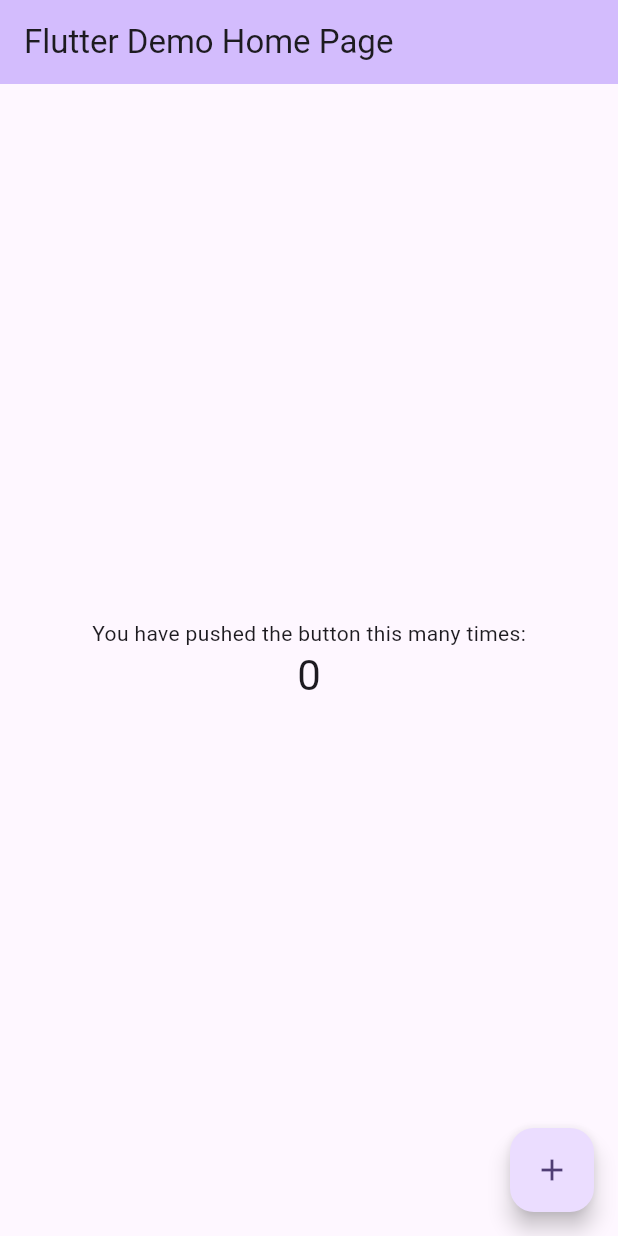
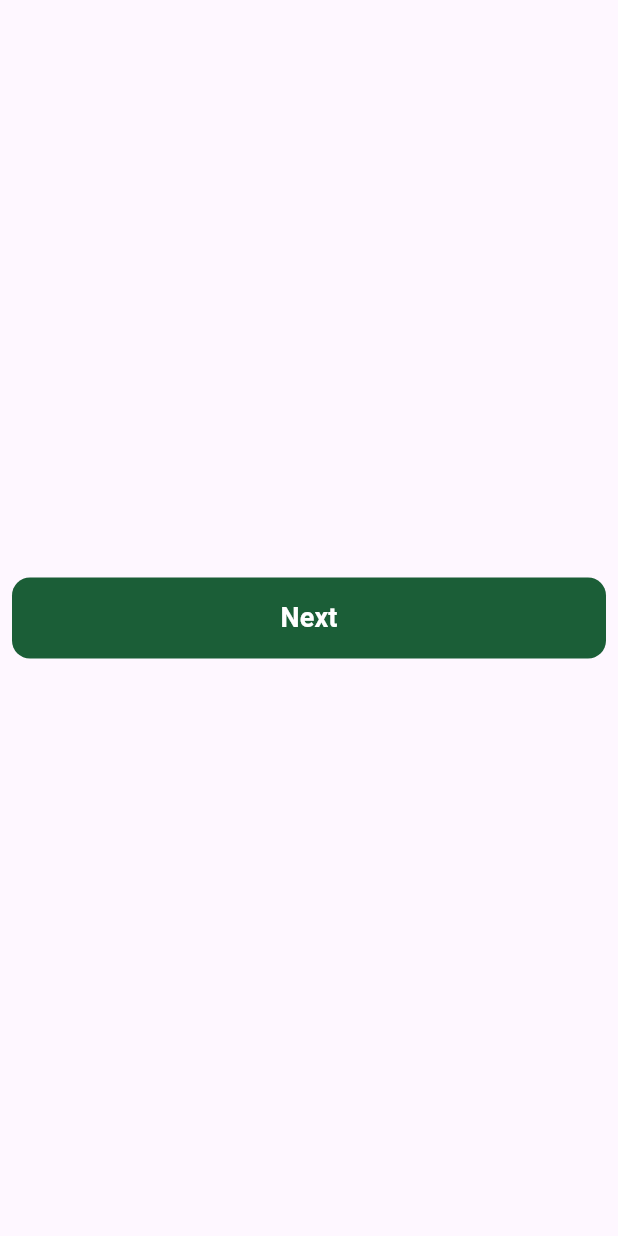
Before and after one commit to karim1430/fruit_hub-_dashboard, a Flutter app: the screen it shows after launch, on a phone screen of 412 x 824 dp. Run offline on Flutter 3.47's test engine with Material 3 defaults, Android fonts, the phone set to English and light mode, and no system bars; our stand-ins replace firebase_core; accounts and stored records are empty; Roboto replaces fonts that are missing (Schyler).

Commit message:
add dash view

```diff
--- /dev/null
+++ b/lib/core/routing/app_router.dart
@@ -0,0 +1,33 @@
+import 'dart:developer';
+
+import 'package:flutter/material.dart';
+import 'package:fruit_hub_dashboard/core/routing/routes.dart';
+import 'package:fruit_hub_dashboard/feature/dashboard/presentation/views/dashboard_view.dart';
+
+class AppRouter {
+  Route? generateRoute(RouteSettings settings) {
+    switch (settings.name) {
+      case Routes.root:
+        return _createRoute(const DashboardView());
+
+      case Routes.homeView:
+        return _createRoute(const Scaffold());
+
+      default:
+        return MaterialPageRoute(
+          builder: (_) =>
+              const Scaffold(body: Center(child: Text('Route not found!'))),
+        );
+    }
+  }
+
+  PageRouteBuilder _createRoute(Widget page) {
+    return PageRouteBuilder(
+      transitionDuration: const Duration(milliseconds: 400),
+      pageBuilder: (context, animation, secondaryAnimation) => page,
+      transitionsBuilder: (context, animation, secondaryAnimation, child) {
+        return FadeTransition(opacity: animation, child: child);
+      },
+    );
+  }
+}
--- /dev/null
+++ b/lib/core/routing/routes.dart
@@ -0,0 +1,11 @@
+class Routes {
+  static const String root = '/';
+  static const String splashScreen = '/splash';
+  static const String homeView = '/home';
+  static const String onboardingView = '/onboarding';
+  static const String loginView = '/login';
+  static const String passwordRecoveryView = '/recovery';
+  static const String checkView = '/check';
+  static const String newPasswordView = '/newPassword';
+  static const String signUpview = '/signUp';
+}
--- /dev/null
+++ b/lib/core/utils/constant.dart
@@ -0,0 +1,4 @@
+import 'package:flutter/material.dart';
+
+const kPrimaryColor = Color(0xff1B5E37);
+const kLightPrimaryColor = Color(0xff2D9F5D);
--- /dev/null
+++ b/lib/core/widgets/custom_elevated_button.dart
@@ -0,0 +1,38 @@
+import 'package:flutter/material.dart';
+
+import '../utils/constant.dart';
+// Removed Google Fonts to avoid network fetch; using bundled font from pubspec
+
+class CustomElevatedButton extends StatelessWidget {
+  const CustomElevatedButton({
+    super.key,
+    required this.buttonText,
+    this.onPressed,
+  });
+
+  final String buttonText;
+  final void Function()? onPressed;
+
+  @override
+  Widget build(BuildContext context) {
+    return ElevatedButton(
+      style: ElevatedButton.styleFrom(
+        backgroundColor: kPrimaryColor,
+        foregroundColor: Colors.white, // لون النص والأيقونات
+        elevation: 0, // شيل الظل اللي بيغير الإحساس باللون
+        shadowColor: Colors.transparent, // يلغي أي لون ظل
+        padding: const EdgeInsets.symmetric(vertical: 14, horizontal: 20),
+        shape: RoundedRectangleBorder(borderRadius: BorderRadius.circular(12)),
+      ),
+      onPressed: onPressed,
+      child: Text(
+        buttonText,
+        style: const TextStyle(
+          fontFamily: 'Schyler',
+          fontSize: 18,
+          fontWeight: FontWeight.bold,
+        ),
+      ),
+    );
+  }
+}
--- /dev/null
+++ b/lib/feature/dashboard/presentation/views/dashboard_view.dart
@@ -0,0 +1,12 @@
+import 'package:flutter/material.dart';
+
+import 'widgets/dashboard_view_body.dart';
+
+class DashboardView extends StatelessWidget {
+  const DashboardView({super.key});
+
+  @override
+  Widget build(BuildContext context) {
+    return Scaffold(body: DashboardViewBody());
+  }
+}
--- /dev/null
+++ b/lib/feature/dashboard/presentation/views/widgets/dashboard_view_body.dart
@@ -0,0 +1,28 @@
+import 'package:flutter/material.dart';
+import 'package:fruit_hub_dashboard/core/widgets/custom_elevated_button.dart';
+
+class DashboardViewBody extends StatelessWidget {
+  const DashboardViewBody({super.key});
+
+  @override
+  Widget build(BuildContext context) {
+    return Column(
+      mainAxisAlignment: MainAxisAlignment.center,
+      children: [
+        Padding(
+          padding: const EdgeInsets.all(8.0),
+          child: Row(
+            children: [
+              Expanded(
+                child: CustomElevatedButton(
+                  buttonText: 'Next',
+                  onPressed: () {},
+                ),
+              ),
+            ],
+          ),
+        ),
+      ],
+    );
+  }
+}
--- a/lib/main.dart
+++ b/lib/main.dart
@@ -1,5 +1,7 @@
 import 'package:firebase_core/firebase_core.dart';
 import 'package:flutter/material.dart';
+import 'package:fruit_hub_dashboard/core/routing/app_router.dart';
+import 'package:fruit_hub_dashboard/core/routing/routes.dart';
 
 void main() async {
   WidgetsFlutterBinding.ensureInitialized();
@@ -22,112 +24,8 @@ class MyApp extends StatelessWidget {
   @override
   Widget build(BuildContext context) {
     return MaterialApp(
-      title: 'Flutter Demo',
-      theme: ThemeData(
-        // This is the theme of your application.
-        //
-        // TRY THIS: Try running your application with "flutter run". You'll see
-        // the application has a purple toolbar. Then, without quitting the app,
-        // try changing the seedColor in the colorScheme below to Colors.green
-        // and then invoke "hot reload" (save your changes or press the "hot
-        // reload" button in a Flutter-supported IDE, or press "r" if you used
-        // the command line to start the app).
-        //
-        // Notice that the counter didn't reset back to zero; the application
-        // state is not lost during the reload. To reset the state, use hot
-        // restart instead.
-        //
-        // This works for code too, not just values: Most code changes can be
-        // tested with just a hot reload.
-        colorScheme: ColorScheme.fromSeed(seedColor: Colors.deepPurple),
-      ),
-      home: const MyHomePage(title: 'Flutter Demo Home Page'),
+      initialRoute: Routes.root,
+      onGenerateRoute: AppRouter().generateRoute,
     );
   }
 }
-
-class MyHomePage extends StatefulWidget {
-  const MyHomePage({super.key, required this.title});
-
-  // This widget is the home page of your application. It is stateful, meaning
-  // that it has a State object (defined below) that contains fields that affect
-  // how it looks.
-
-  // This class is the configuration for the state. It holds the values (in this
-  // case the title) provided by the parent (in this case the App widget) and
-  // used by the build method of the State. Fields in a Widget subclass are
-  // always marked "final".
-
-  final String title;
-
-  @override
-  State<MyHomePage> createState() => _MyHomePageState();
-}
-
-class _MyHomePageState extends State<MyHomePage> {
-  int _counter = 0;
-
-  void _incrementCounter() {
-    setState(() {
-      // This call to setState tells the Flutter framework that something has
-      // changed in this State, which causes it to rerun the build method below
-      // so that the display can reflect the updated values. If we changed
-      // _counter without calling setState(), then the build method would not be
-      // called again, and so nothing would appear to happen.
-      _counter++;
-    });
-  }
-
-  @override
-  Widget build(BuildContext context) {
-    // This method is rerun every time setState is called, for instance as done
-    // by the _incrementCounter method above.
-    //
-    // The Flutter framework has been optimized to make rerunning build methods
-    // fast, so that you can just rebuild anything that needs updating rather
-    // than having to individually change instances of widgets.
-    return Scaffold(
-      appBar: AppBar(
-        // TRY THIS: Try changing the color here to a specific color (to
-        // Colors.amber, perhaps?) and trigger a hot reload to see the AppBar
-        // change color while the other colors stay the same.
-        backgroundColor: Theme.of(context).colorScheme.inversePrimary,
-        // Here we take the value from the MyHomePage object that was created by
-        // the App.build method, and use it to set our appbar title.
-        title: Text(widget.title),
-      ),
-      body: Center(
-        // Center is a layout widget. It takes a single child and positions it
-        // in the middle of the parent.
-        child: Column(
-          // Column is also a layout widget. It takes a list of children and
-          // arranges them vertically. By default, it sizes itself to fit its
-          // children horizontally, and tries to be as tall as its parent.
-          //
-          // Column has various properties to control how it sizes itself and
-          // how it positions its children. Here we use mainAxisAlignment to
-          // center the children vertically; the main axis here is the vertical
-          // axis because Columns are vertical (the cross axis would be
-          // horizontal).
-          //
-          // TRY THIS: Invoke "debug painting" (choose the "Toggle Debug Paint"
-          // action in the IDE, or press "p" in the console), to see the
-          // wireframe for each widget.
-          mainAxisAlignment: MainAxisAlignment.center,
-          children: <Widget>[
-            const Text('You have pushed the button this many times:'),
-            Text(
-              '$_counter',
-              style: Theme.of(context).textTheme.headlineMedium,
-            ),
-          ],
-        ),
-      ),
-      floatingActionButton: FloatingActionButton(
-        onPressed: _incrementCounter,
-        tooltip: 'Increment',
-        child: const Icon(Icons.add),
-      ), // This trailing comma makes auto-formatting nicer for build methods.
-    );
-  }
-}
```
